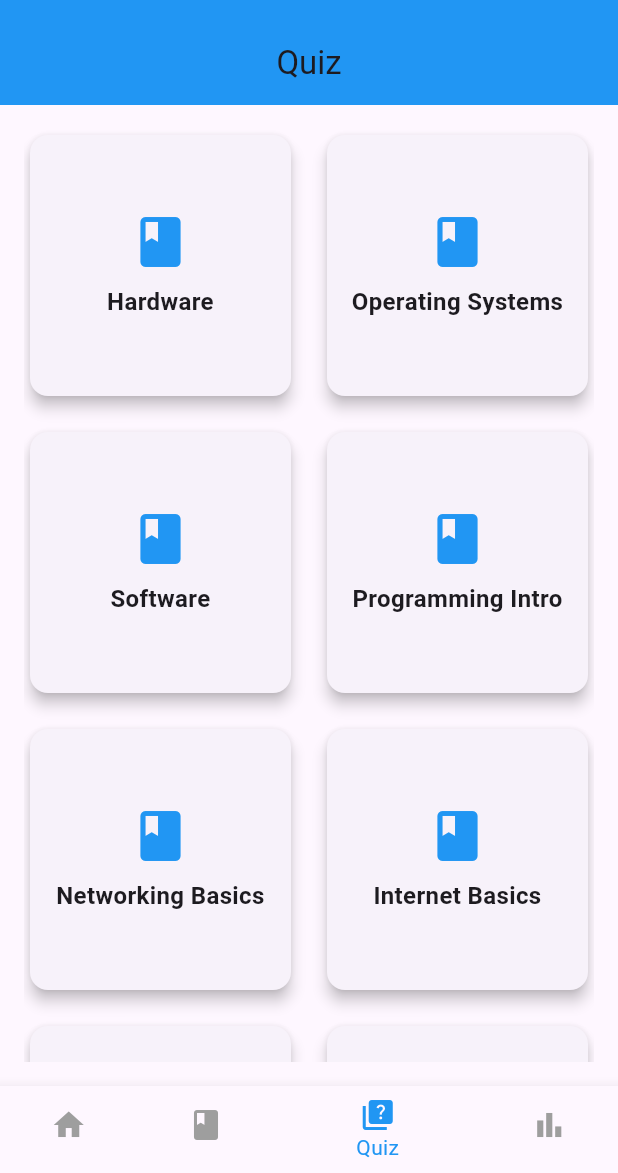
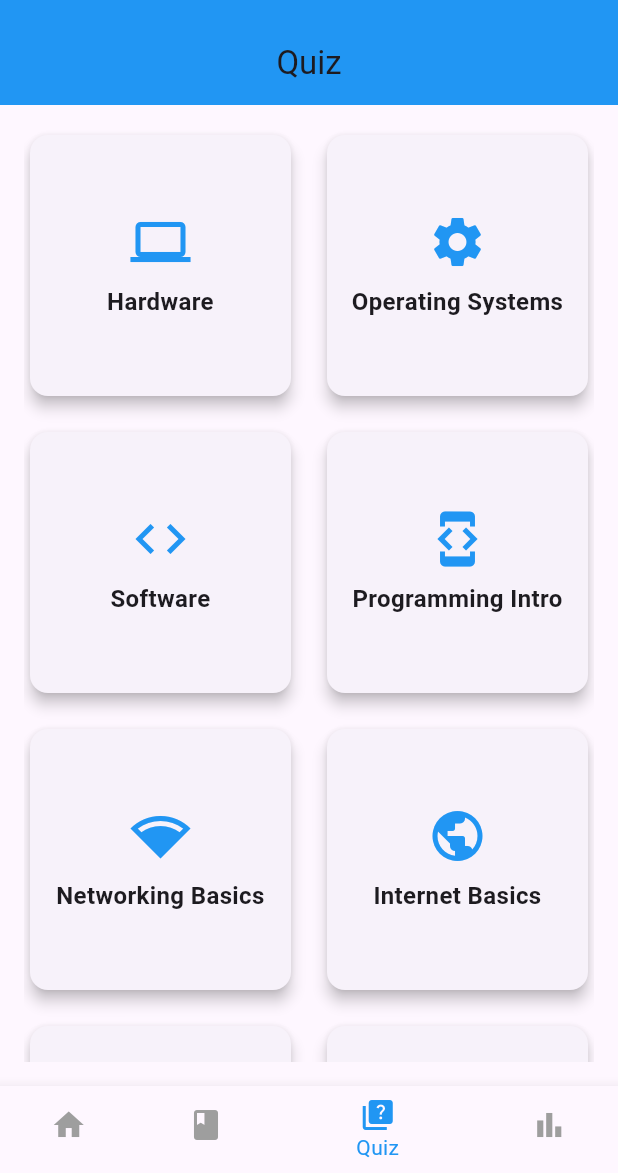
Before and after one commit to techtalksaty/learn_tech_app, a Flutter app: the screen it shows after launch, item 3 of the bottom bar chosen, on a phone screen of 412 x 824 dp, the part 63-1236 px from its top. Run offline on Flutter 3.47's test engine with Material 3 defaults, Android fonts, the phone set to English and light mode, and no system bars; our stand-ins replace flutter_markdown, hive, hive_flutter, percent_indicator; accounts and stored records are empty.

Commit message:
category-specific-icons

```diff
--- a/my_learn_app/lib/constants/app_constants.dart
+++ b/my_learn_app/lib/constants/app_constants.dart
@@ -1,4 +1,7 @@
 import 'package:flutter/material.dart';
+
+const Color primaryColor = Colors.blue;
+const Color accentColor = Colors.blueAccent;
 
 const List<String> categories = [
   'Hardware',
@@ -13,5 +16,15 @@ const List<String> categories = [
   'AI and ML Basics',
 ];
 
-const Color primaryColor = Colors.blue;
-const Color accentColor = Colors.blueAccent;
+const Map<String, IconData> categoryIcons = {
+  'Hardware': Icons.computer,
+  'Operating Systems': Icons.settings,
+  'Software': Icons.code,
+  'Programming Intro': Icons.developer_mode,
+  'Networking Basics': Icons.network_wifi,
+  'Internet Basics': Icons.public,
+  'Cybersecurity': Icons.security,
+  'Databases': Icons.storage,
+  'Cloud Computing': Icons.cloud,
+  'AI and ML Basics': Icons.psychology,
+};
--- a/my_learn_app/lib/widgets/category_card.dart
+++ b/my_learn_app/lib/widgets/category_card.dart
@@ -23,7 +23,11 @@ class CategoryCard extends StatelessWidget {
           child: Column(
             mainAxisAlignment: MainAxisAlignment.center,
             children: [
-              const Icon(Icons.book, size: 40, color: primaryColor), // Placeholder icon
+              Icon(
+                categoryIcons[category] ?? Icons.book,
+                size: 40,
+                color: primaryColor,
+              ),
               const SizedBox(height: 8),
               Text(
                 category,
```
